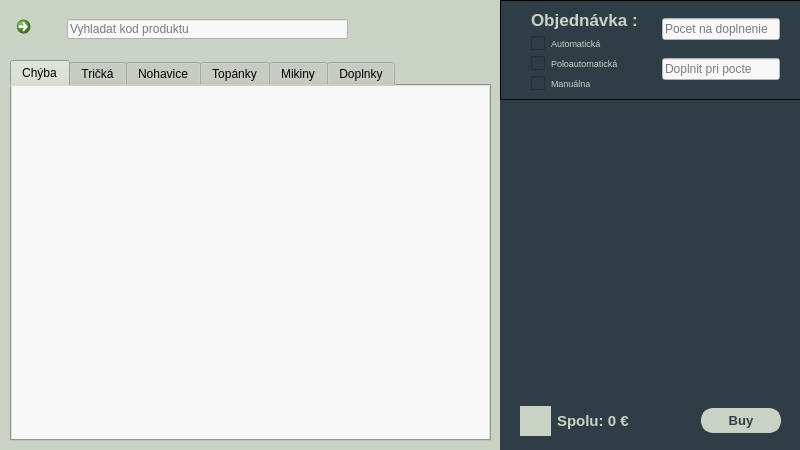
Above: source/code/main.ui from tomas-magat/camels-eshop-infosystem before the change. Below: the same form after it.
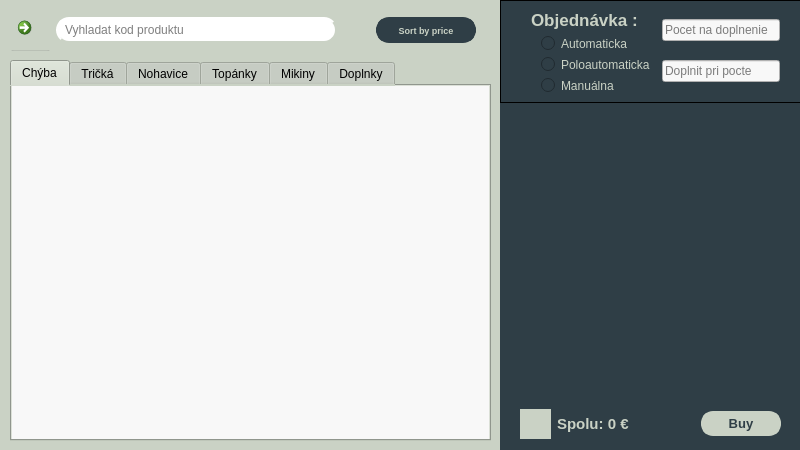
That is the form after the change. The open tabs and pages were chosen to show the change. Icons and pictures are not drawn.

What changed in the file:
```diff
--- a/source/code/main.ui
+++ b/source/code/main.ui
@@ -1840,9 +1840,9 @@
          <widget class="QWidget" name="layoutWidget_3">
           <property name="geometry">
            <rect>
-            <x>9</x>
-            <y>9</y>
-            <width>401</width>
+            <x>10</x>
+            <y>10</y>
+            <width>481</width>
             <height>41</height>
            </rect>
           </property>
@@ -1856,7 +1856,7 @@
               </size>
              </property>
              <property name="styleSheet">
-              <string notr="true">QGroupBox#homeButton_2 {border:0;}</string>
+              <string notr="true">QGroupBox#homeButton {border:0;}</string>
              </property>
              <property name="alignment">
               <set>Qt::AlignJustify|Qt::AlignVCenter</set>
@@ -1871,9 +1871,8 @@
                </rect>
               </property>
               <property name="styleSheet">
-               <string notr="true">:hover {
-	border: none;
-}</string>
+               <string notr="true">border: none;
+</string>
               </property>
               <property name="icon">
                <iconset>
@@ -1891,7 +1890,7 @@
               </size>
              </property>
              <property name="styleSheet">
-              <string notr="true">QGroupBox#searchBar_2 {border:0;}</string>
+              <string notr="true">border:None</string>
              </property>
              <property name="alignment">
               <set>Qt::AlignJustify|Qt::AlignVCenter</set>
@@ -1899,14 +1898,28 @@
              <widget class="QLineEdit" name="searchField_2">
               <property name="geometry">
                <rect>
-                <x>12</x>
-                <y>10</y>
+                <x>0</x>
+                <y>7</y>
                 <width>281</width>
-                <height>20</height>
+                <height>26</height>
                </rect>
               </property>
               <property name="styleSheet">
-               <string notr="true">background-color: rgb(248, 248, 248);</string>
+               <string notr="true">QLineEdit { 
+    background-color: white;
+    border-style: outset;
+    border-width: 2px;
+	border-radius: 13px;
+    border-color: #cad2c5;
+	padding-left: 5px;
+}
+
+QLineEdit:hover { 
+    background-color: rgb(218, 218, 218);
+    border-style: outset;
+    border-width: 2px;
+    border-color: beige;
+}</string>
               </property>
               <property name="text">
                <string/>
@@ -1924,9 +1937,9 @@
              <widget class="QPushButton" name="searchButton_2">
               <property name="geometry">
                <rect>
-                <x>300</x>
+                <x>280</x>
                 <y>0</y>
-                <width>39</width>
+                <width>31</width>
                 <height>40</height>
                </rect>
               </property>
@@ -1945,6 +1958,51 @@
                </size>
               </property>
              </widget>
+             <widget class="QPushButton" name="sortButton_2">
+              <property name="geometry">
+               <rect>
+                <x>320</x>
+                <y>7</y>
+                <width>100</width>
+                <height>26</height>
+               </rect>
+              </property>
+              <property name="font">
+               <font>
+                <pointsize>7</pointsize>
+                <weight>75</weight>
+                <bold>true</bold>
+               </font>
+              </property>
+              <property name="styleSheet">
+               <string notr="true">#sortButton_2 {
+	border: 5px solid #2f3e46; 
+	border-radius: 13px;
+	background-color: #2f3e46;
+	color: #cad2c5;
+}
+#sortButton_2:hover {
+	border-color: #354f52; 
+	background-color: #354f52;
+}
+#sortButton_2:pressed {
+	border-color: #354f52; 
+	background-color: #354f52;
+}</string>
+              </property>
+              <property name="text">
+               <string>Sort by price</string>
+              </property>
+              <property name="iconSize">
+               <size>
+                <width>12</width>
+                <height>12</height>
+               </size>
+              </property>
+              <property name="flat">
+               <bool>true</bool>
+              </property>
+             </widget>
             </widget>
            </item>
           </layout>
@@ -2491,48 +2549,33 @@
               </property>
              </widget>
             </item>
-            <item alignment="Qt::AlignLeft">
-             <widget class="QCheckBox" name="checkBox_2">
-              <property name="font">
-               <font>
-                <pointsize>7</pointsize>
-               </font>
-              </property>
+            <item>
+             <widget class="QRadioButton" name="radioButton">
               <property name="styleSheet">
                <string notr="true">color: #cad2c5;
-padding-left: 10px</string>
+padding-left: 20px</string>
               </property>
               <property name="text">
-               <string>Automatická</string>
+               <string>Automaticka</string>
               </property>
              </widget>
             </item>
-            <item alignment="Qt::AlignLeft">
-             <widget class="QCheckBox" name="checkBox_3">
-              <property name="font">
-               <font>
-                <pointsize>7</pointsize>
-               </font>
-              </property>
+            <item>
+             <widget class="QRadioButton" name="radioButton_2">
               <property name="styleSheet">
                <string notr="true">color: #cad2c5;
-padding-left: 10px</string>
+padding-left: 20px</string>
               </property>
               <property name="text">
-               <string>Poloautomatická</string>
+               <string>Poloautomaticka</string>
               </property>
              </widget>
             </item>
-            <item alignment="Qt::AlignLeft">
-             <widget class="QCheckBox" name="checkBox">
-              <property name="font">
-               <font>
-                <pointsize>7</pointsize>
-               </font>
-              </property>
+            <item>
+             <widget class="QRadioButton" name="radioButton_3">
               <property name="styleSheet">
                <string notr="true">color: #cad2c5;
-padding-left: 10px</string>
+padding-left: 20px</string>
               </property>
               <property name="text">
                <string>Manuálna</string>
```
Left out of the diff: 20 changed lines with no effect on the pictures.
